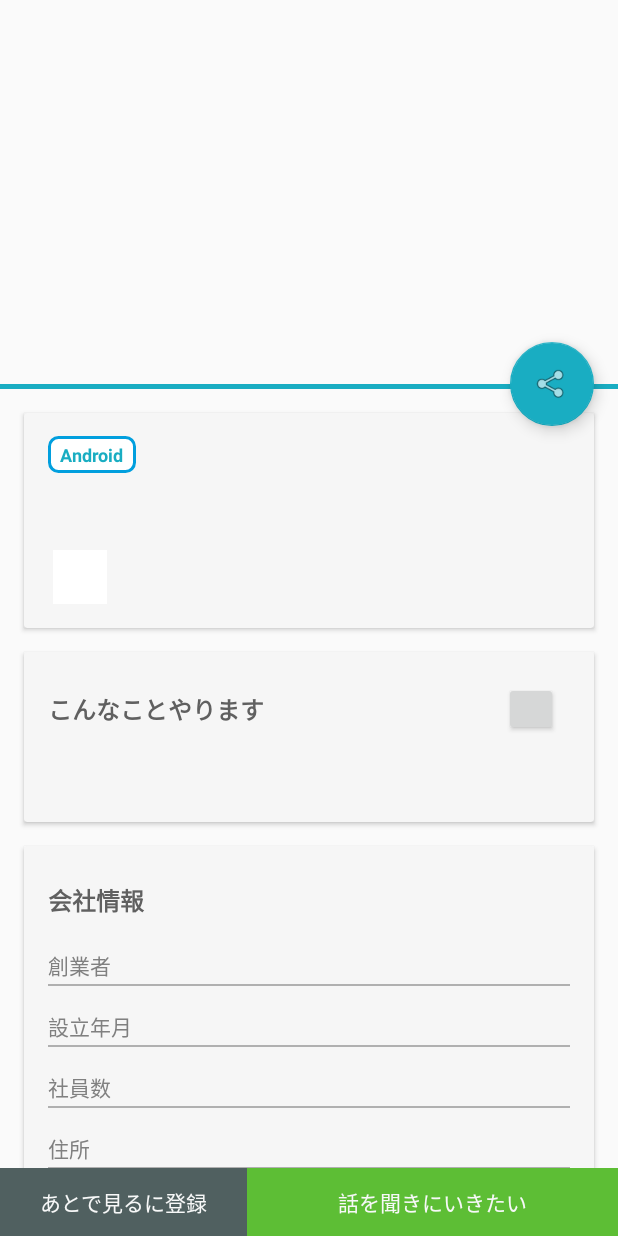
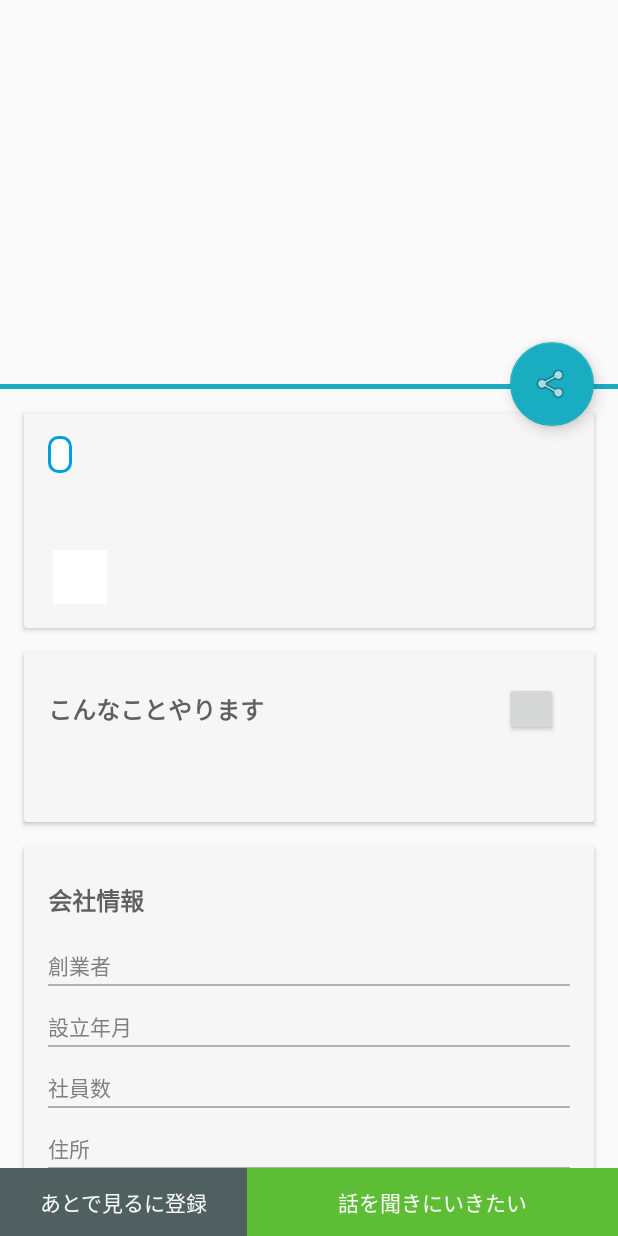
Before and after one commit to mzkii/WantedlyVisit, an Android app: the layout activity_detail.xml on its own in the app's theme, with its tools: preview values and no code run, on a phone screen of 412 x 824 dp. Run offline under Robolectric (Android 15) with nearby library versions, the phone set to English and light mode, and no system bars; plain views replace RoundedImageView, ShineButton.

Commit message:
詳細画面に募集職種が反映されないバグを修正した

```diff
--- a/app/src/main/res/layout/activity_detail.xml
+++ b/app/src/main/res/layout/activity_detail.xml
@@ -82,7 +82,7 @@
                             android:paddingLeft="8dp"
                             android:paddingRight="8dp"
                             android:paddingTop="4dp"
-                            android:text="Android"
+                            android:text="@{jobDetail.lookingFor}"
                             android:textAppearance="?android:attr/textAppearanceMedium"
                             android:textColor="@color/colorPrimary"
                             android:textSize="12sp"
```
